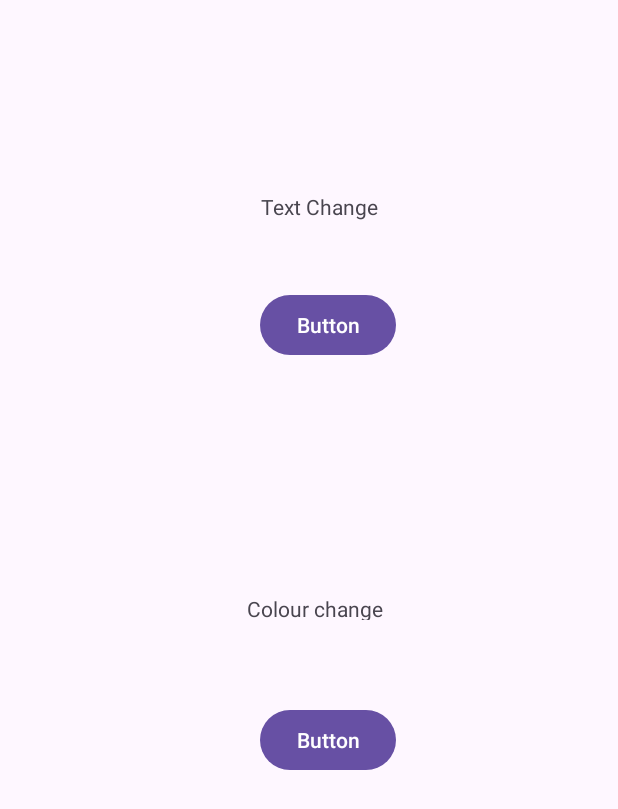
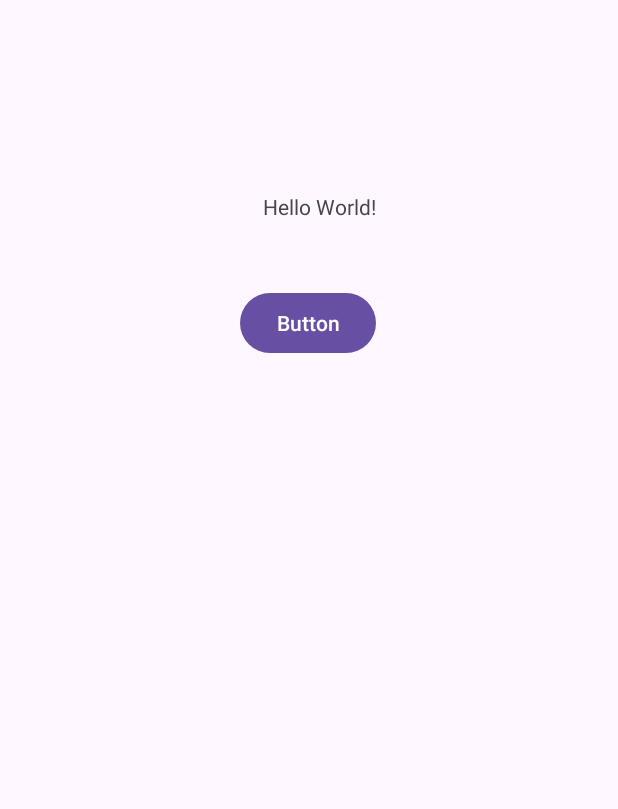
Before and after one commit to Gedm1nas/Pirmas_darb, an Android app: the screen it shows after launch (MainActivity), on a phone screen of 412 x 824 dp. Shown: the top 809 px of the screen. Run offline under Robolectric (Android 15) with nearby library versions, the phone set to English and light mode, and no system bars.

Commit message:
Made revert

```diff
--- a/app/src/main/java/com/example/pirmas_darbas/MainActivity.kt
+++ b/app/src/main/java/com/example/pirmas_darbas/MainActivity.kt
@@ -7,7 +7,6 @@ import androidx.activity.enableEdgeToEdge
 import androidx.appcompat.app.AppCompatActivity
 import androidx.core.view.ViewCompat
 import androidx.core.view.WindowInsetsCompat
-import android.graphics.Color
 
 class MainActivity : AppCompatActivity() {
     override fun onCreate(savedInstanceState: Bundle?) {
@@ -27,11 +26,4 @@ class MainActivity : AppCompatActivity() {
         val tvMain: TextView = findViewById(R.id.tvMain)
         tvMain.text = "Sveiki"
     }
-
-    fun btnChangeColourClick(view: View) {
-        // Load and use views afterwards
-        val tvMain: TextView = findViewById(R.id.tvMain)
-        tvMain.text = "Sveiki"
-        tvMain.setTextColor(Color.RED) // Change text color to red
-    }
 }
--- a/app/src/main/res/layout/activity_main.xml
+++ b/app/src/main/res/layout/activity_main.xml
@@ -12,7 +12,7 @@
         android:layout_width="wrap_content"
         android:layout_height="wrap_content"
         android:layout_marginTop="128dp"
-        android:text="Text Change"
+        android:text="Hello World!"
         app:layout_constraintEnd_toEndOf="parent"
         app:layout_constraintHorizontal_bias="0.52"
         app:layout_constraintStart_toStartOf="parent"
@@ -23,38 +23,11 @@
         android:layout_width="wrap_content"
         android:layout_height="wrap_content"
         android:layout_marginTop="44dp"
+        android:text="Button"
         android:onClick="btnChangeTextClick"
-        android:text="Button"
-        app:layout_constraintBottom_toTopOf="@+id/textView2"
-        app:layout_constraintEnd_toEndOf="parent"
-        app:layout_constraintHorizontal_bias="0.54"
+        app:layout_constraintEnd_toEndOf="@+id/tvMain"
+        app:layout_constraintHorizontal_bias="1.0"
         app:layout_constraintStart_toStartOf="parent"
-        app:layout_constraintTop_toBottomOf="@+id/tvMain"
-        app:layout_constraintVertical_bias="0.008" />
-
-    <Button
-        android:id="@+id/btnChangeColour"
-        android:layout_width="wrap_content"
-        android:layout_height="wrap_content"
-        android:layout_marginTop="48dp"
-        android:text="Button"
-        android:onClick="btnChangeColourClick"
-        app:layout_constraintBottom_toBottomOf="parent"
-        app:layout_constraintEnd_toEndOf="parent"
-        app:layout_constraintHorizontal_bias="0.54"
-        app:layout_constraintStart_toStartOf="parent"
-        app:layout_constraintTop_toBottomOf="@+id/textView2"
-        app:layout_constraintVertical_bias="0.026" />
-
-    <TextView
-        android:id="@+id/textView2"
-        android:layout_width="114dp"
-        android:layout_height="17dp"
-        android:layout_marginTop="396dp"
-        android:text="Colour change"
-        app:layout_constraintEnd_toEndOf="parent"
-        app:layout_constraintHorizontal_bias="0.552"
-        app:layout_constraintStart_toStartOf="parent"
-        app:layout_constraintTop_toTopOf="parent" />
+        app:layout_constraintTop_toBottomOf="@+id/tvMain" />
 
 </androidx.constraintlayout.widget.ConstraintLayout>
```
